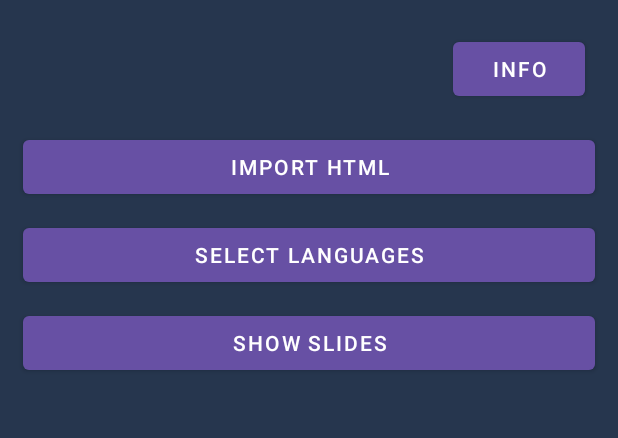
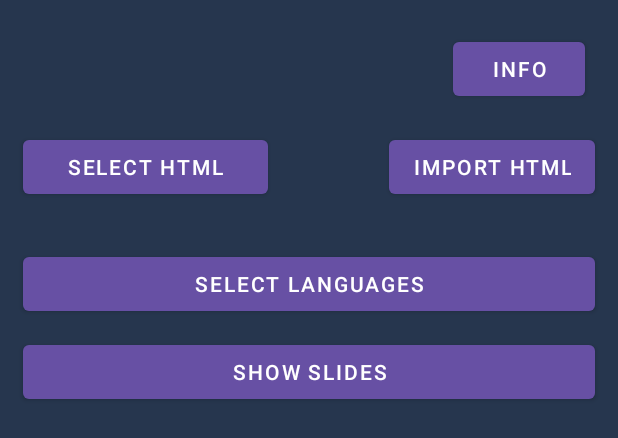
Before and after one commit to Iron16Bit/icp-app, an Android app: the layout activity_main.xml on its own in the app's theme, with its tools: preview values and no code run, on a phone screen of 412 x 824 dp. Shown: the top 438 px of the screen. Run offline under Robolectric (Android 15) with nearby library versions, the phone set to English and light mode, and no system bars; network calls fail.

Commit message:
It is now possible to import slides and kind of show them

```diff
--- a/app/src/main/java/com/icp/icp_app/PopUpFragment.kt
+++ b/app/src/main/java/com/icp/icp_app/PopUpFragment.kt
@@ -26,7 +26,9 @@ class PopUpFragment : DialogFragment() {
         val text = view.findViewById<TextView>(R.id.text)
         val textString = "In order to use the app, please give the requested permissions.\n" +
                 "\n" +
-                "IMPORT HTML: allows to import from local memory HTML slides made for ICP\n" +
+                "SELECT HTML: select from local storage which set of ICP slides to show" +
+                "\n" +
+                "IMPORT HTML: once the slides have been selected, they will appear below the SELECT HTML button. Click on import to use them\n" +
                 "\n" +
                 "SELECT LANGUAGES: allows to import from local memory or download from the internet the support for the programming languages used in the slides\n" +
                 "\n" +
--- a/app/src/main/java/com/icp/icp_app/Server.java
+++ b/app/src/main/java/com/icp/icp_app/Server.java
@@ -1,6 +1,5 @@
-package com.icp.firefox_app;
+package com.icp.icp_app;
 
-import android.content.Context;
 import android.os.Environment;
 import android.util.Log;
 import android.webkit.MimeTypeMap;
@@ -8,8 +7,6 @@ import android.webkit.MimeTypeMap;
 import java.io.FileInputStream;
 import java.io.FileNotFoundException;
 import java.io.IOException;
-import java.io.InputStream;
-import java.util.Objects;
 
 import fi.iki.elonen.NanoHTTPD;
 
--- a/app/src/main/res/layout/activity_main.xml
+++ b/app/src/main/res/layout/activity_main.xml
@@ -19,31 +19,52 @@
         android:text="info" />
 
     <Button
-        android:id="@+id/Btn1"
+        android:id="@+id/SelectHTML"
+        style="@style/Widget.MaterialComponents.Button"
+        android:layout_width="wrap_content"
+        android:layout_height="wrap_content"
+        android:layout_below="@id/Info"
+        android:layout_alignParentStart="true"
+        android:layout_centerHorizontal="true"
+        android:layout_marginStart="5dp"
+        android:layout_marginTop="5dp"
+        android:layout_marginEnd="5dp"
+        android:layout_marginBottom="5dp"
+        android:text="   Select HTML   " />
+
+    <Button
+        android:id="@+id/ImportHTML"
+        style="@style/Widget.MaterialComponents.Button"
+        android:layout_width="wrap_content"
+        android:layout_height="wrap_content"
+        android:layout_below="@id/Info"
+        android:layout_centerHorizontal="true"
+        android:layout_alignParentEnd="true"
+        android:layout_margin="5dp"
+        android:text="IMPORT HTML" />
+
+    <TextView
+        android:id="@+id/importInfo"
+        android:layout_width="match_parent"
+        android:layout_height="wrap_content"
+        android:layout_below="@id/SelectHTML"/>
+
+    <Button
+        android:id="@+id/LANGUAGES"
         style="@style/Widget.MaterialComponents.Button"
         android:layout_width="match_parent"
         android:layout_height="wrap_content"
-        android:layout_below="@id/Info"
-        android:layout_centerHorizontal="true"
-        android:layout_margin="5dp"
-        android:text="Import HTML" />
-
-    <Button
-        android:id="@+id/Btn2"
-        style="@style/Widget.MaterialComponents.Button"
-        android:layout_width="match_parent"
-        android:layout_height="wrap_content"
-        android:layout_below="@id/Btn1"
+        android:layout_below="@id/importInfo"
         android:layout_centerHorizontal="true"
         android:layout_margin="5dp"
         android:text="select languages" />
 
     <Button
-        android:id="@+id/Btn3"
+        android:id="@+id/SHOW"
         style="@style/Widget.MaterialComponents.Button"
         android:layout_width="match_parent"
         android:layout_height="wrap_content"
-        android:layout_below="@id/Btn2"
+        android:layout_below="@id/LANGUAGES"
         android:layout_centerHorizontal="true"
         android:layout_margin="5dp"
         android:text="show slides" />
```
Also changed, not shown: app/src/main/java/com/icp/icp_app/CopyInit.kt (+9 -0 lines), app/src/main/java/com/icp/icp_app/MainActivity.kt (+38 -1 lines), 1 other file.
